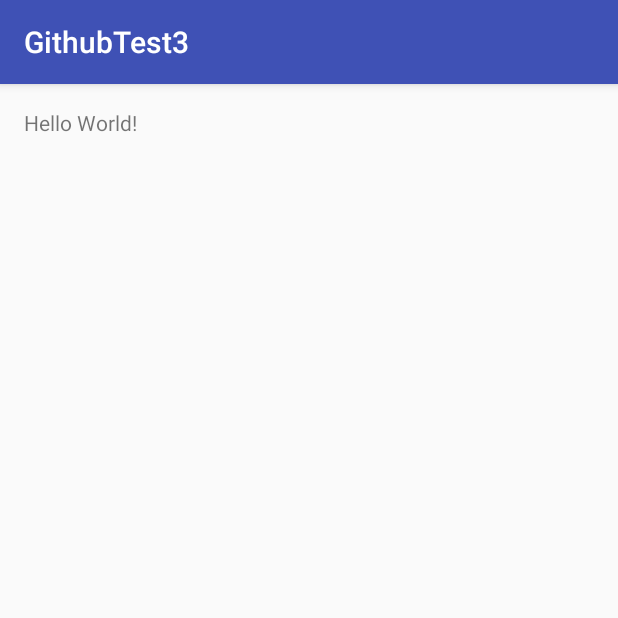
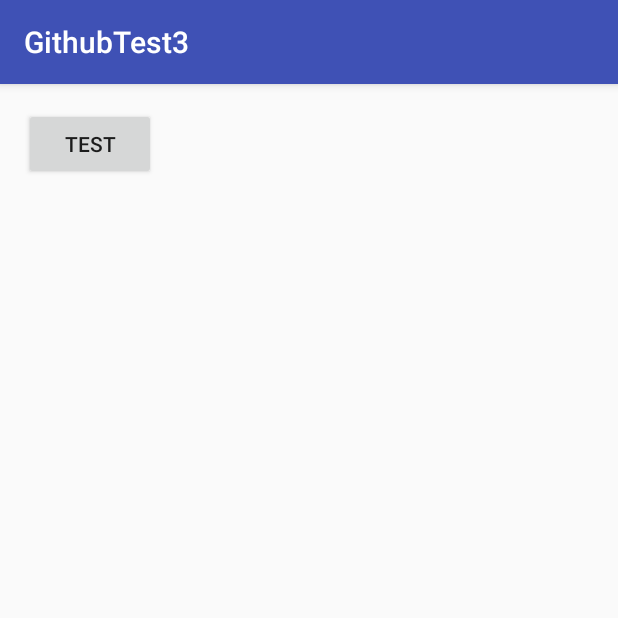
Before and after one commit to Chronomasters/GithubTest3, an Android app: the screen it shows after launch (MainActivity), on a phone screen of 412 x 824 dp, the top half of it. Run offline under Robolectric (Android 15) with nearby library versions, the phone set to English and light mode, and no system bars.

Commit message:
Added a button that generates a random number

```diff
--- a/app/src/main/java/joseph/com/githubtest3/MainActivity.java
+++ b/app/src/main/java/joseph/com/githubtest3/MainActivity.java
@@ -1,13 +1,40 @@
 package joseph.com.githubtest3;
 
+import android.os.Bundle;
 import android.support.v7.app.AppCompatActivity;
-import android.os.Bundle;
+import android.view.View;
+import android.widget.Button;
+import android.widget.TextView;
 
-public class MainActivity extends AppCompatActivity {
+import java.util.Random;
+
+public class MainActivity extends AppCompatActivity implements View.OnClickListener {
+
+    private Random rand;
+    private TextView textView;
+    private Button button;
+    private int n;
 
     @Override
     protected void onCreate(Bundle savedInstanceState) {
         super.onCreate(savedInstanceState);
         setContentView(R.layout.activity_main);
+
+        textView = (TextView) findViewById(R.id.number);
+        button = (Button) findViewById(R.id.test);
+
+        button.setOnClickListener(this);
+
+        rand = new Random();
+
+        n = rand.nextInt(50) +1;
+
+
+
+    }
+
+    @Override
+    public void onClick(View view) {
+        textView.setText("" + n);
     }
 }
--- a/app/src/main/res/layout/activity_main.xml
+++ b/app/src/main/res/layout/activity_main.xml
@@ -10,8 +10,16 @@
     android:paddingTop="@dimen/activity_vertical_margin"
     tools:context="joseph.com.githubtest3.MainActivity">
 
+    <Button
+        android:layout_width="wrap_content"
+        android:layout_height="wrap_content"
+        android:text="test"
+        android:id="@+id/test"/>
+
     <TextView
         android:layout_width="wrap_content"
         android:layout_height="wrap_content"
-        android:text="Hello World!" />
+        android:layout_marginTop="100dp"
+        android:layout_marginLeft="100dp"
+        android:id="@+id/number"/>
 </RelativeLayout>
```
